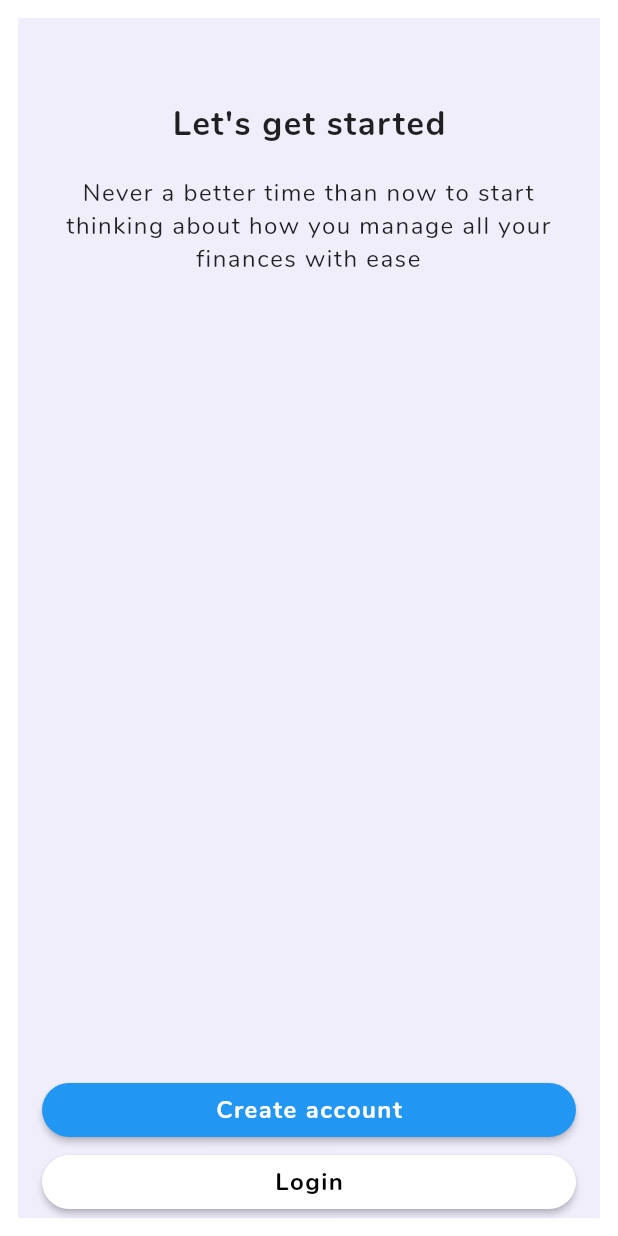
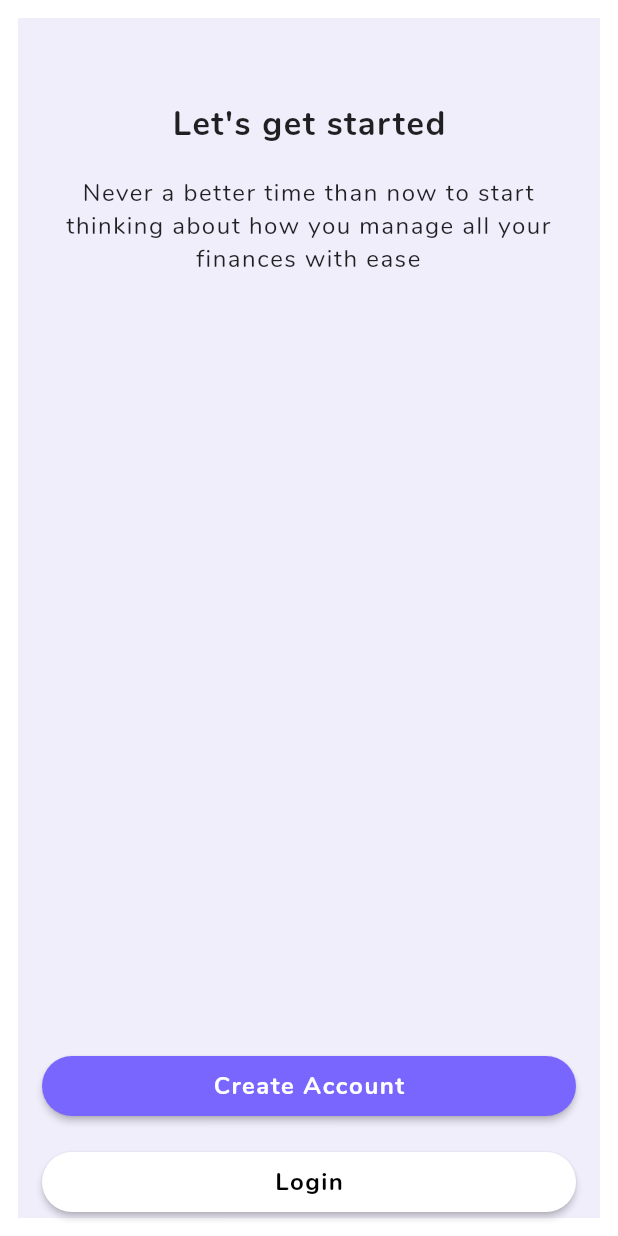
Before and after one commit to maugustosemperfi/personal_finance, a Flutter app: the screen it shows after launch, on a phone screen of 412 x 824 dp. Run offline on Flutter 3.47's test engine with Material 2 defaults, Android fonts, the phone set to English and light mode, and no system bars.

Commit message:
[FEATURE] Criando rotas da aplicação
- Criando arquivo de rotas
- Criando arquivo de configuração de transição
- Aplicando rotas

```diff
--- a/lib/main.dart
+++ b/lib/main.dart
@@ -1,6 +1,7 @@
 import 'package:flutter/material.dart';
 import './screens/login/login_screen.dart';
 import 'theme/main_theme.dart';
+import 'package:personal_finance/routes/routes.dart';
 
 void main() => runApp(MyApp());
 
@@ -22,6 +23,9 @@ class MyApp extends StatelessWidget {
       // is not restarted.
       // primarySwatch: Colors.blue,
       //),
+      onGenerateRoute: (RouteSettings settings) {
+        return AppRoutes.routeSettings(settings);
+      },
       theme: MainTheme.getMainTheme(),
       home: Container(
         padding: EdgeInsets.all(12.0),
--- /dev/null
+++ b/lib/routes/routes.dart
@@ -0,0 +1,11 @@
+import 'package:flutter/material.dart';
+import 'slide_right_route.dart';
+import 'package:personal_finance/screens/login/login_screen.dart';
+
+class AppRoutes {
+  static routeSettings(RouteSettings routeSettings) {
+    if (routeSettings.name == '/login') {
+      return SlideRightRoute(widget: LoginScreen());
+    }
+  }
+}
--- /dev/null
+++ b/lib/routes/slide_right_route.dart
@@ -0,0 +1,24 @@
+import 'package:flutter/material.dart';
+
+class SlideRightRoute extends PageRouteBuilder {
+  final Widget widget;
+  SlideRightRoute({this.widget})
+      : super(
+    pageBuilder: (BuildContext context, Animation<double> animation,
+        Animation<double> secondaryAnimation) {
+      return widget;
+    },
+    transitionsBuilder: (BuildContext context,
+        Animation<double> animation,
+        Animation<double> secondaryAnimation,
+        Widget child) {
+      return new SlideTransition(
+        position: new Tween<Offset>(
+          begin: const Offset(1.0, 0.0),
+          end: Offset.zero,
+        ).animate(animation),
+        child: child,
+      );
+    },
+  );
+}
--- a/lib/screens/login/login_screen.dart
+++ b/lib/screens/login/login_screen.dart
@@ -14,7 +14,7 @@ class _LoginScreenState extends State<LoginScreen> {
         ),
         body: Center(
           child: Column(
-            mainAxisAlignment: MainAxisAlignment.center,
+            mainAxisAlignment: MainAxisAlignment.start,
             children: <Widget>[
               Text(
                 "Let's get started",
@@ -36,9 +36,9 @@ class _LoginScreenState extends State<LoginScreen> {
                   Container(
                     child: Expanded(
                         child: Container(
-                      padding: EdgeInsets.only(left: 16.0, right: 16.0),
+                      padding: EdgeInsets.all(16.0),
                       child: RaisedButton(
-                        child: Text("Create account"),
+                        child: Text("Create Account"),
                         onPressed: () => {},
                       ),
                     )),
--- a/lib/theme/main_theme.dart
+++ b/lib/theme/main_theme.dart
@@ -9,6 +9,8 @@ class MainTheme {
         scaffoldBackgroundColor: Color.fromRGBO(241, 238, 252, 1.0),
         buttonTheme: ButtonThemeData(
             textTheme: ButtonTextTheme.primary,
+            buttonColor: Color.fromRGBO(121, 102, 255, 1.0),
+            height: 40.0,
             shape: RoundedRectangleBorder(
                 borderRadius: BorderRadius.circular(30.0))),
         fontFamily: 'Nunito',
```
